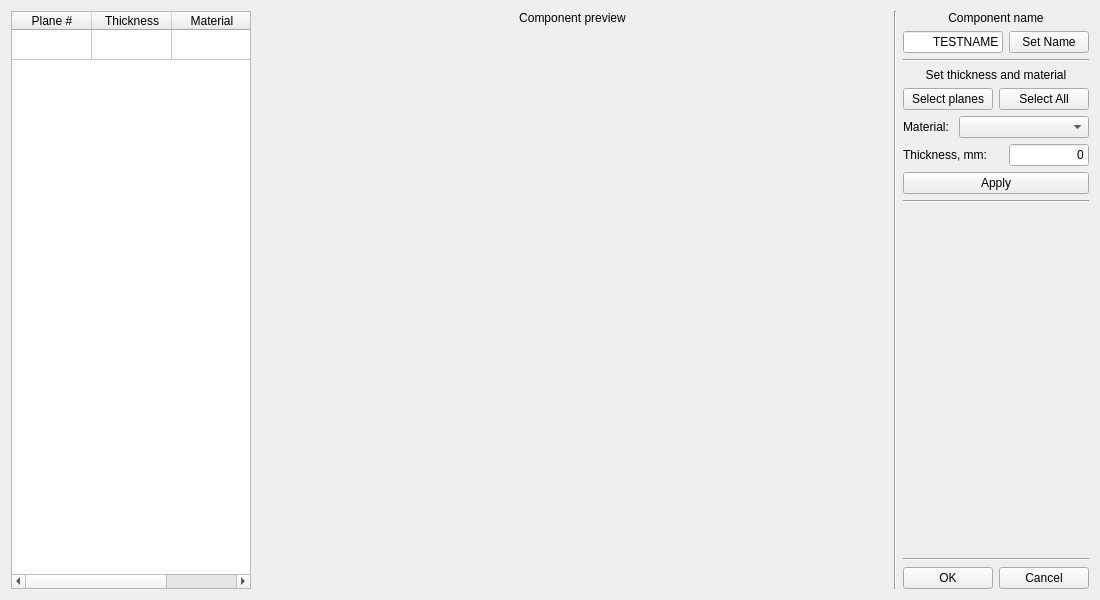
The window that UI/addcomp.ui (bakeryproducts/ConstructorM4) describes before a commit, drawn with Qt 5.
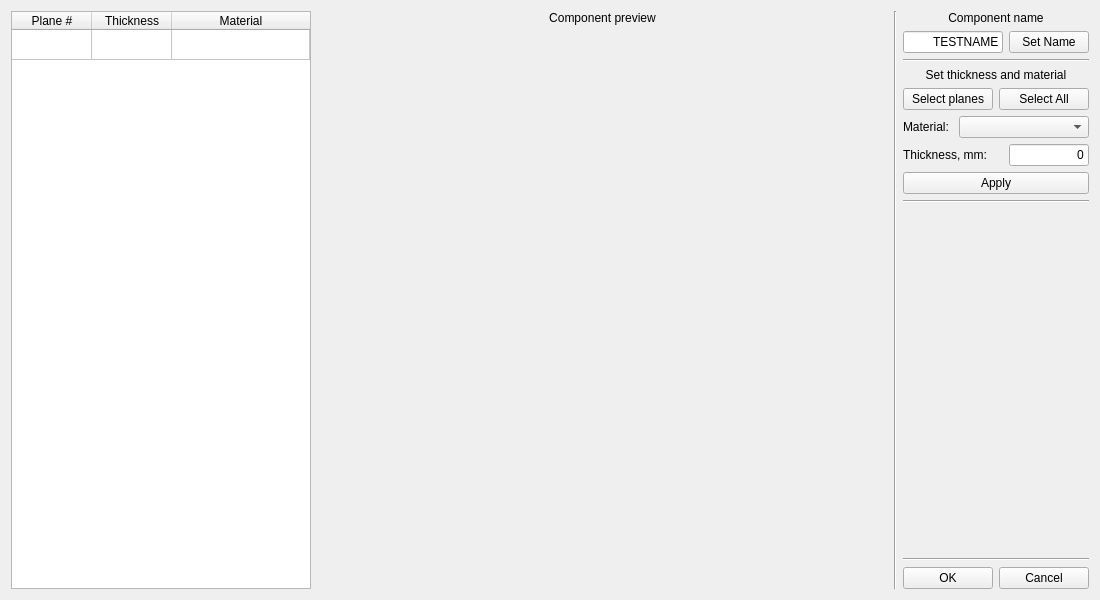
The same window after the commit.

Diff of the .ui file:
```diff
--- a/UI/addcomp.ui
+++ b/UI/addcomp.ui
@@ -30,7 +30,7 @@
      </property>
      <property name="minimumSize">
       <size>
-       <width>240</width>
+       <width>300</width>
        <height>0</height>
       </size>
      </property>
```
